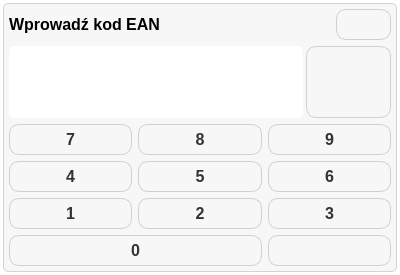
First picture: the form in keyboardnumdialog.ui, repository AMSORT-PL/CDL6_STACJA_QT5, before the edit.
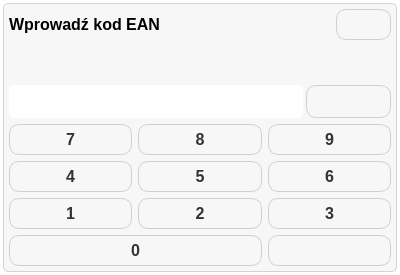
Second picture: the form after the edit. Icons and pictures are not drawn.

Patch:
```diff
--- a/keyboardnumdialog.ui
+++ b/keyboardnumdialog.ui
@@ -157,6 +157,16 @@
         </item>
        </layout>
       </item>
+      <item>
+       <widget class="QLabel" name="error_label">
+        <property name="styleSheet">
+         <string notr="true">color: red;</string>
+        </property>
+        <property name="text">
+         <string/>
+        </property>
+       </widget>
+      </item>
       <item>
        <layout class="QHBoxLayout" name="eanHorizontalLayout">
         <property name="spacing">
```
